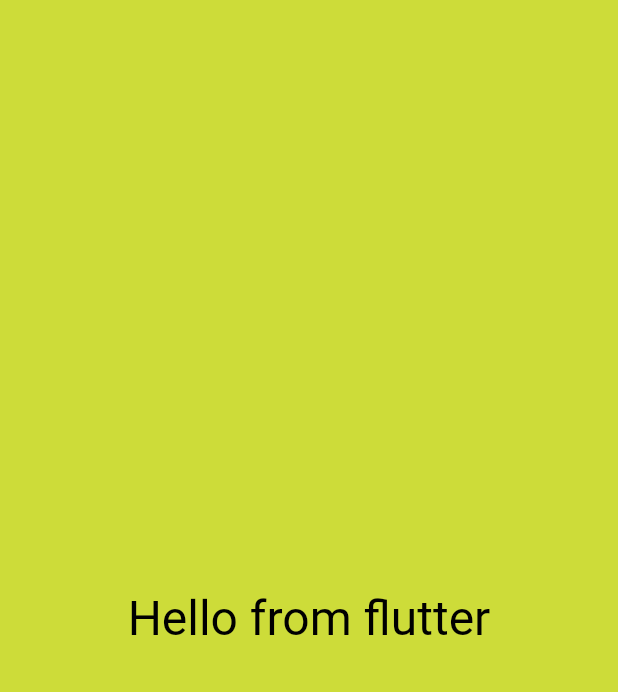
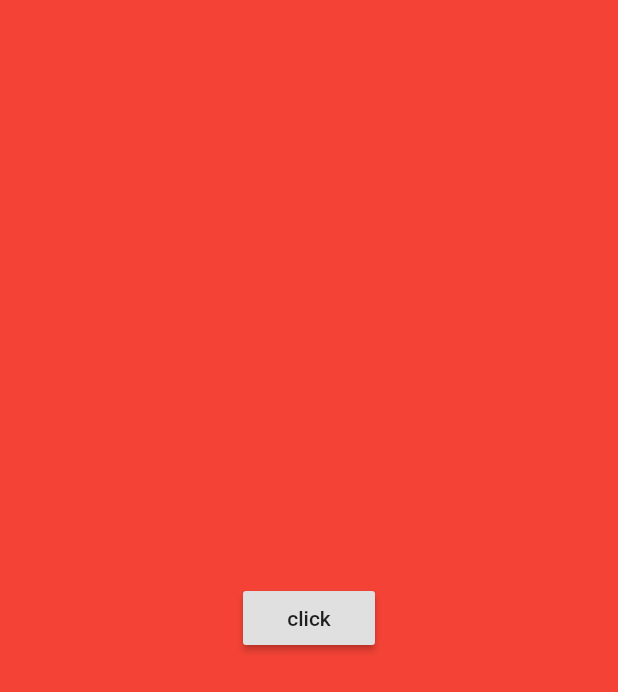
Before and after one commit to ibush100/flutter_app, a Flutter app: the screen it shows after launch, on a phone screen of 412 x 824 dp. Shown: the top 692 px of the screen. Run offline on Flutter 3.47's test engine with Material 2 defaults, Android fonts, the phone set to English and light mode, and no system bars.

Commit message:
Statefull widget changes color

```diff
--- a/flutter_app/flutter_app/lib/main.dart
+++ b/flutter_app/flutter_app/lib/main.dart
@@ -2,11 +2,36 @@ import 'package:flutter/material.dart';
 
 void main () {
  runApp(
-   Container (
-     color: Colors.lime,
-     child: Center(
-       child: Text("Hello from flutter", textDirection: TextDirection.ltr,style: TextStyle(fontSize: 32.0, color: Colors.black),
-   ),
-     ))
+     MyStatefulWidget()
  );
 }
+
+class MyStatefulWidget extends StatefulWidget {
+  @override
+  _MyStatefulWidgetState createState() => new _MyStatefulWidgetState();
+}
+
+class _MyStatefulWidgetState extends State<MyStatefulWidget> {
+  var myColor=Colors.red;
+  changeColor()
+  {
+    myColor=Colors.blue;
+  }
+  @override
+  Widget build(BuildContext context) {
+    return MaterialApp(
+        home : Container(
+          color:myColor,
+          child: Center(
+            child:RaisedButton(
+              child: Text("click", textDirection: TextDirection.ltr,),
+              onPressed:(){
+                changeColor();
+              },
+            ),//Raised button
+          ),//Center
+
+        )
+    );
+  }
+}
```
